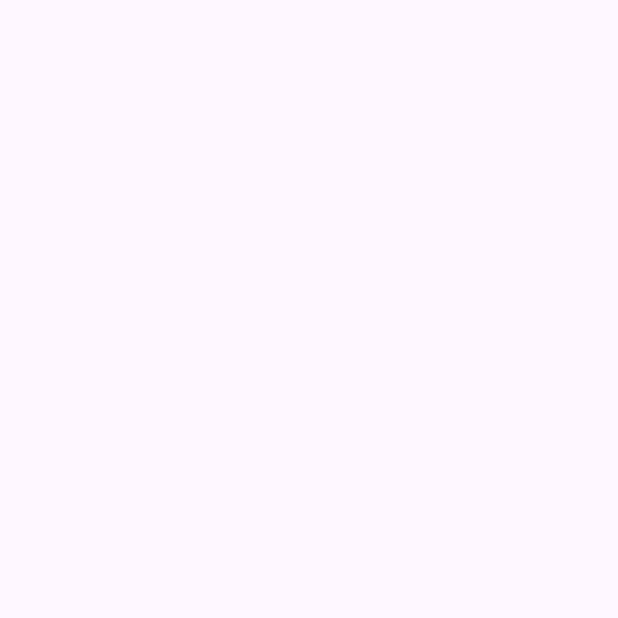
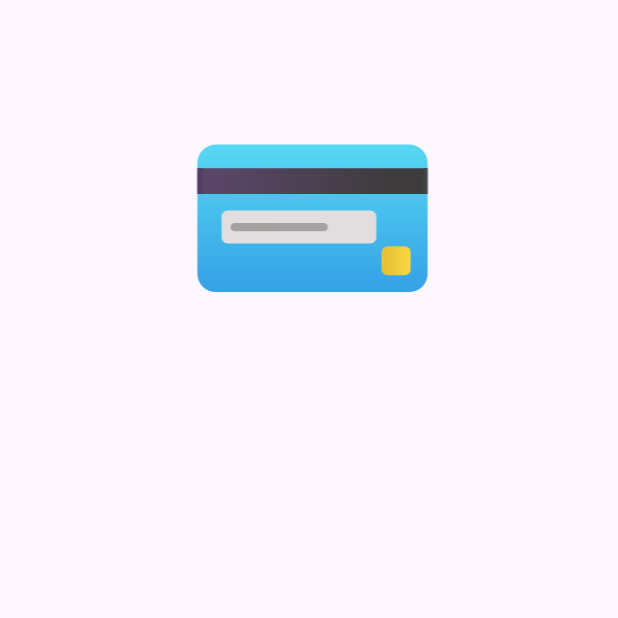
Before and after one commit to Lamparter/SmartTap, an Android app built with Jetpack Compose: the screen it shows after launch (Main), on a phone screen of 412 x 824 dp, the top half of it. Before the commit the part shown is empty. Run offline under Robolectric (Android 15) with nearby library versions, the phone set to English and light mode, and no system bars; our stand-ins replace navigation-ui.

Commit message:
💄 Add fresher UI
Inspired directly by Google Wallet.

```diff
--- a/app/src/main/res/layout/activity_main.xml
+++ b/app/src/main/res/layout/activity_main.xml
@@ -10,13 +10,13 @@
 
     <com.google.android.material.appbar.AppBarLayout
         android:id="@+id/appBarLayout"
-        android:layout_width="wrap_content"
-        android:layout_height="wrap_content"
-        android:layout_marginBottom="731dp"
+        android:layout_width="414dp"
+        android:layout_height="76dp"
         android:fitsSystemWindows="true"
-        app:layout_constraintBottom_toBottomOf="parent">
-
-    </com.google.android.material.appbar.AppBarLayout>
+        app:layout_constraintBottom_toBottomOf="@+id/bottomAppBar"
+        app:layout_constraintEnd_toEndOf="@+id/bottomAppBar"
+        app:layout_constraintStart_toStartOf="@+id/bottomAppBar"
+        app:layout_constraintTop_toTopOf="@+id/bottomAppBar"/>
 
     <include
         android:id="@+id/include"
@@ -26,10 +26,21 @@
 
     <com.google.android.material.bottomappbar.BottomAppBar
         android:id="@+id/bottomAppBar"
-        android:layout_width="409dp"
-        android:layout_height="wrap_content"
+        android:layout_width="419dp"
+        android:layout_height="77dp"
         android:layout_gravity="bottom"
         app:layout_constraintBottom_toBottomOf="parent"
-        tools:layout_editor_absoluteX="1dp" />
+        app:layout_constraintEnd_toEndOf="parent"
+        app:layout_constraintStart_toStartOf="parent" />
+
+    <androidx.fragment.app.FragmentContainerView
+        android:id="@+id/fragmentContainerView"
+        android:name="dev.riverside.credit.Homepage"
+        android:layout_width="413dp"
+        android:layout_height="843dp"
+        app:layout_constraintBottom_toTopOf="@+id/appBarLayout"
+        app:layout_constraintEnd_toEndOf="parent"
+        app:layout_constraintStart_toStartOf="parent"
+        app:layout_constraintTop_toTopOf="parent" />
 
 </androidx.constraintlayout.widget.ConstraintLayout>
--- a/app/src/main/res/layout/smart_tap.xml
+++ b/app/src/main/res/layout/smart_tap.xml
@@ -9,11 +9,11 @@
 
     <ImageView
         android:id="@+id/imageView5"
-        android:layout_width="559dp"
-        android:layout_height="389dp"
-        android:layout_marginTop="68dp"
+        android:layout_width="419dp"
+        android:layout_height="385dp"
         android:src="@drawable/credit_foreground"
         app:layout_constraintEnd_toEndOf="parent"
+        app:layout_constraintHorizontal_bias="0.418"
         app:layout_constraintStart_toStartOf="parent"
         app:layout_constraintTop_toTopOf="parent" />
 
```
Also changed, not shown: app/src/main/res/layout/auth_biometric.xml (+1 -14 lines).
